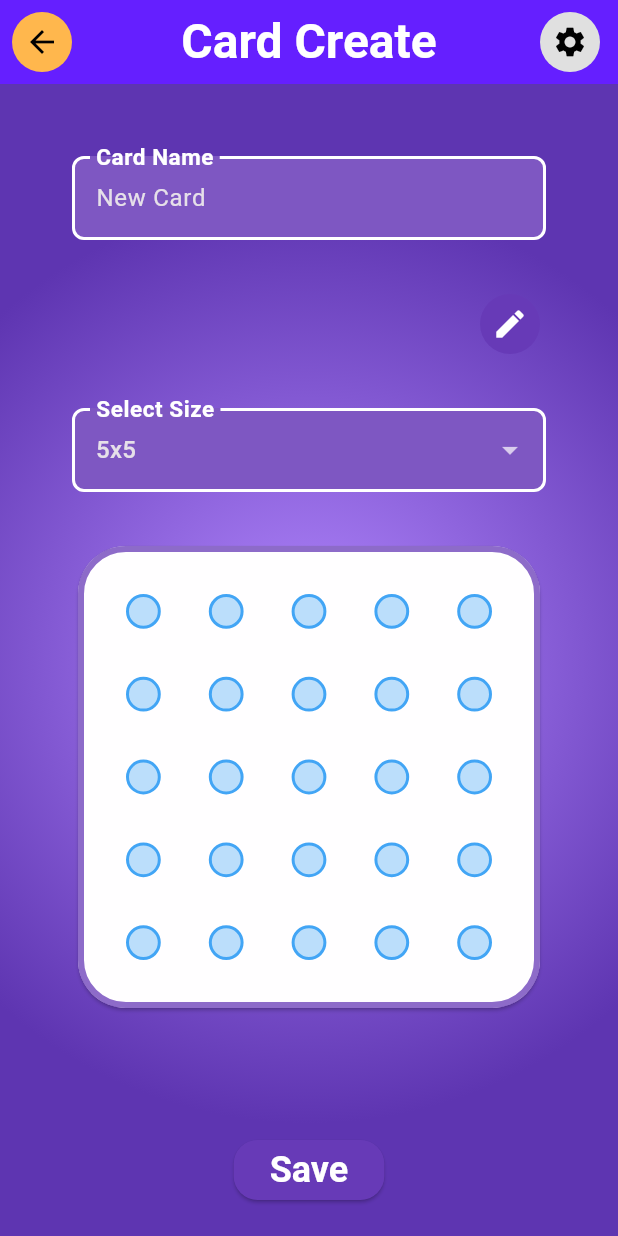
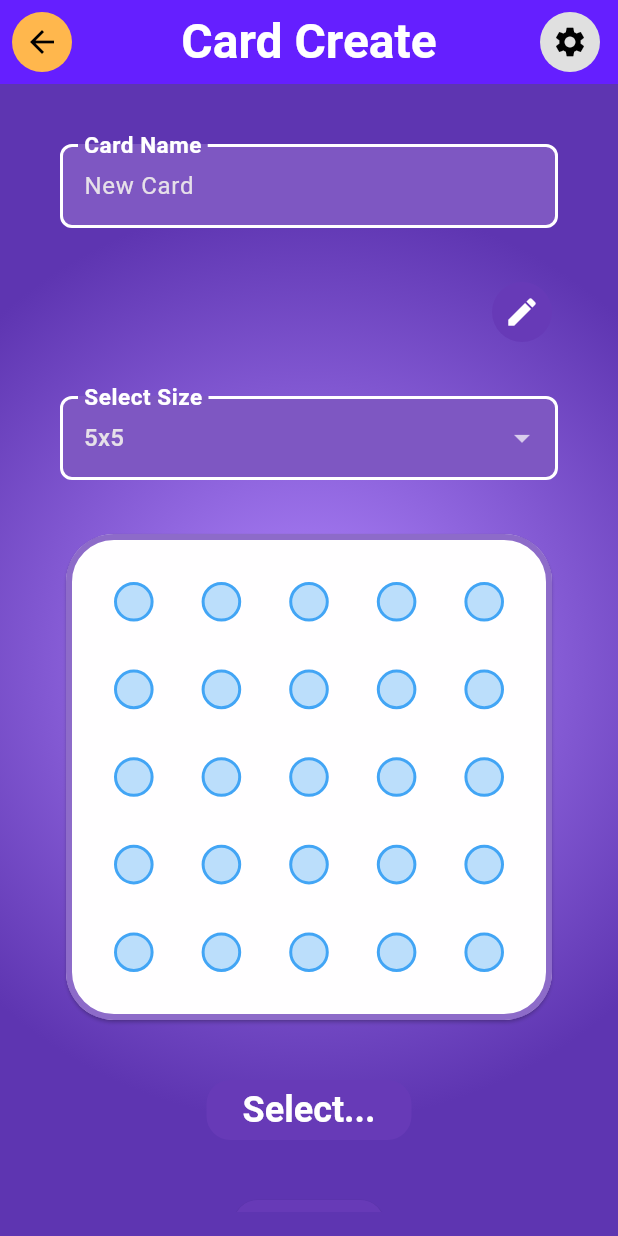
Before and after one commit to Lunix-420/Bingo, a Flutter app: the screen it shows after launch, after a tap on "CREATE CARD", on a phone screen of 412 x 824 dp. Run offline on Flutter 3.47's test engine with Material 3 defaults, Android fonts, the phone set to English and light mode, and no system bars; drawn by our look-alikes of toastification; our stand-ins replace logger, socket_io_client; network calls fail.

Commit message:
refactor: card edit

```diff
--- a/lib/theme/theme.dart
+++ b/lib/theme/theme.dart
@@ -61,5 +61,16 @@ ThemeData getTheme() {
       ),
       hintStyle: TextStyles.normal(color: AppColors.inputFieldHintText),
     ),
+    chipTheme: ChipThemeData(
+      backgroundColor: AppColors.primary,
+      shape: RoundedRectangleBorder(
+        borderRadius: Spacings.roundBorderExtraLarge,
+        side: BorderSide(width: 0, color: Colors.transparent),
+      ),
+      labelStyle: TextStyles.small(
+        color: AppColors.getContrastingColor(AppColors.primary),
+      ),
+      deleteIconColor: AppColors.error,
+    ),
   );
 }
--- a/lib/utils/focus_utils.dart
+++ b/lib/utils/focus_utils.dart
@@ -1,9 +1,7 @@
 import 'package:flutter/cupertino.dart';
-import 'package:frontend/widgets/bingo_field/base_field.dart';
 
-BaseTileWidget? getFocusedBaseField() {
+T? getFocusedElement<T extends Widget>() {
   final focus = FocusManager.instance.primaryFocus;
-  final widget =
-      focus?.context?.findAncestorWidgetOfExactType<BaseTileWidget>();
+  final widget = focus?.context?.findAncestorWidgetOfExactType<T>();
   return widget;
 }
--- a/lib/views/game_view.dart
+++ b/lib/views/game_view.dart
@@ -5,6 +5,7 @@ import 'package:frontend/model/room_model.dart';
 import 'package:frontend/services/bingo_field_service.dart';
 import 'package:frontend/services/game_service.dart';
 import 'package:frontend/services/room_service.dart';
+import 'package:frontend/utils/focus_utils.dart';
 import 'package:frontend/utils/named_logger.dart';
 import 'package:frontend/utils/toasts.dart';
 import 'package:frontend/widgets/appbar.dart';
@@ -90,9 +91,7 @@ class _GameViewState extends State<GameView> {
   }
 
   void handleFocusChange() {
-    final node =
-        FocusManager.instance.primaryFocus?.context
-            ?.findAncestorWidgetOfExactType<CheckableTileWidget>();
+    final node = getFocusedElement<CheckableTileWidget>();
     if (node != null) {
       setState(() {
         focusedField = node.index;
--- a/lib/widgets/bingo_field/checkable_field.dart
+++ b/lib/widgets/bingo_field/checkable_field.dart
@@ -31,6 +31,7 @@ class CheckableTileWidget extends StatelessWidget {
             Center(
               child: Text(
                 tile,
+                // TODO:
                 style: const TextStyle(
                   fontSize: 16,
                   fontWeight: FontWeight.bold,
@@ -43,6 +44,7 @@ class CheckableTileWidget extends StatelessWidget {
               ),
             ),
             if (checked)
+              // TODO:
               Positioned.fill(
                 bottom: 0,
                 left: 0,
--- a/lib/widgets/card_edit/card_edit_form.dart
+++ b/lib/widgets/card_edit/card_edit_form.dart
@@ -1,5 +1,7 @@
 import 'package:flutter/material.dart';
 import 'package:frontend/model/tileset_model.dart';
+import 'package:frontend/theme/spacings.dart';
+import 'package:frontend/utils/focus_utils.dart';
 import 'package:frontend/utils/named_logger.dart';
 import 'package:frontend/widgets/bingo_field/bingo_field.dart';
 import 'package:frontend/widgets/bingo_field/edit_field.dart';
@@ -26,18 +28,27 @@ class CardEditFormWidget extends StatefulWidget {
 class _CardEditFormWidgetState extends State<CardEditFormWidget> {
   late final Tileset _tileset;
   final TextEditingController _nameController = TextEditingController();
+  bool _isTileSelected = false;
 
   @override
   void initState() {
     super.initState();
     _tileset = widget.tileset;
     _nameController.text = _tileset.name;
+    FocusManager.instance.addListener(_handleFocusChange);
   }
 
   @override
   void dispose() {
     _nameController.dispose();
+    FocusManager.instance.removeListener(_handleFocusChange);
     super.dispose();
+  }
+
+  void _handleFocusChange() {
+    setState(() {
+      _isTileSelected = getFocusedElement<EditTileWidget>() != null;
+    });
   }
 
   void _handleTagsChange(List<String> newTags) {
@@ -70,18 +81,24 @@ class _CardEditFormWidgetState extends State<CardEditFormWidget> {
     widget.onSave(_tileset);
   }
 
+  void _handleEditClick() {
+    final selectedTile = getFocusedElement<EditTileWidget>();
+    if (selectedTile != null) {
+      selectedTile.handleEdit(context);
+    } else {
+      logger.w("No tile selected for editing.");
+    }
+  }
+
   @override
   Widget build(BuildContext context) {
     return Padding(
-      padding: const EdgeInsets.all(32.0),
+      padding: const EdgeInsets.all(Spacings.large),
       child: Column(
-        spacing: 32,
+        spacing: Spacings.extraLarge,
         children: [
-          // Text input
           NameInputWidget(controller: _nameController),
-          // Multi-input with edit/chip mode
           TagInputWidget(tags: _tileset.tags, onTagsChanged: _handleTagsChange),
-          // Single select
           SizeInputWidget(
             size: _tileset.size,
             onSizeChanged: _handleSizeChange,
@@ -91,10 +108,12 @@ class _CardEditFormWidgetState extends State<CardEditFormWidget> {
             size: _tileset.size,
             tileBuilder: EditTileWidget.tileBuilder(_handleTileChange),
           ),
-          SizedBox(height: 16),
-          // Save button
+          ElevatedButton(
+            onPressed: _isTileSelected ? _handleEditClick : null,
+            child:
+                _isTileSelected ? const Text("Edit") : const Text("Select..."),
+          ),
           ElevatedButton(onPressed: _handleSave, child: const Text('Save')),
-          // TODO: add a "Edit" button
         ],
       ),
     );
--- a/lib/widgets/card_edit/name_input.dart
+++ b/lib/widgets/card_edit/name_input.dart
@@ -10,10 +10,7 @@ class NameInputWidget extends StatelessWidget {
   Widget build(BuildContext context) {
     return TextField(
       controller: controller,
-      decoration: const InputDecoration(
-        labelText: 'Card Name',
-        border: OutlineInputBorder(),
-      ),
+      decoration: const InputDecoration(labelText: 'Card Name'),
     );
   }
 }
--- a/lib/widgets/card_edit/tag_input.dart
+++ b/lib/widgets/card_edit/tag_input.dart
@@ -1,4 +1,5 @@
 import 'package:flutter/material.dart';
+import 'package:frontend/theme/spacings.dart';
 import 'package:frontend/widgets/card_edit/tag_input_dialog.dart';
 
 class TagInputWidget extends StatefulWidget {
@@ -36,19 +37,17 @@ class _TagInputWidgetState extends State<TagInputWidget> {
   @override
   Widget build(BuildContext context) {
     return Row(
+      spacing: Spacings.small,
       children: [
         Expanded(
           child: Wrap(
-            spacing: 8.0,
-            runSpacing: 4.0,
+            spacing: Spacings.small,
+            runSpacing: Spacings.small,
             children: List.generate(
               widget.tags.length,
               (i) => Chip(
                 label: Text(widget.tags[i]),
                 onDeleted: () => _onDeleteTag(i),
-                shape: RoundedRectangleBorder(
-                  borderRadius: BorderRadius.circular(64),
-                ),
               ),
             ),
           ),
```
Also changed, not shown: lib/widgets/bingo_field/edit_field.dart (+33 -30 lines), lib/widgets/bingo_preview_card/preview_card_tag_list.dart (+1 -14 lines), lib/widgets/card_edit/tag_input_dialog.dart (+4 -4 lines), lib/widgets/card_edit/tag_input_list.dart (+6 -5 lines).
